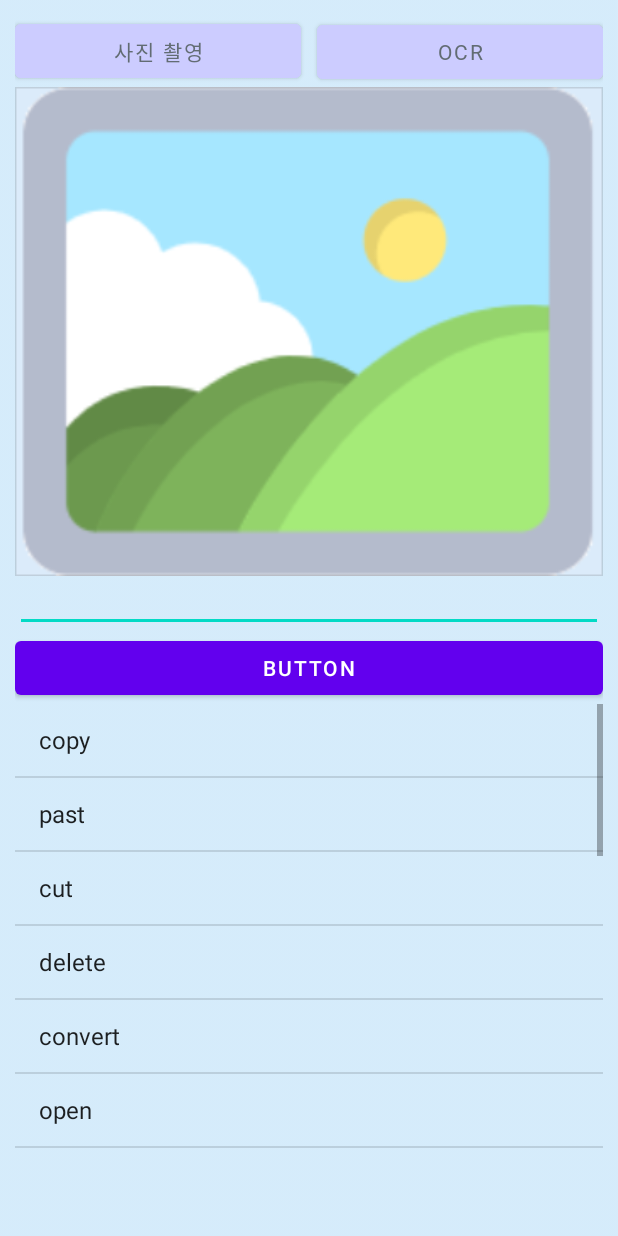
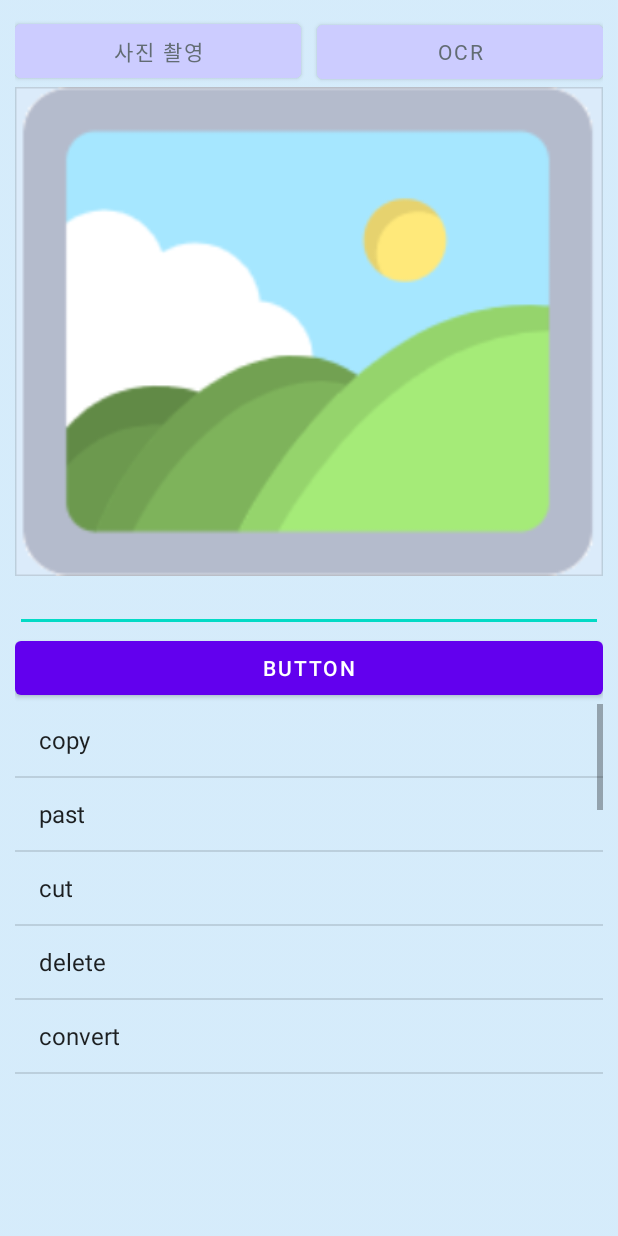
Before and after one commit to crossfit123123/aerocross, an Android app: the Camera screen opened directly, with no data from a screen before it, on a phone screen of 412 x 824 dp. Run offline under Robolectric (Android 15) with nearby library versions, the phone set to English and light mode, and no system bars; our stand-ins replace Firebase (no records; nobody signed in at launch, a user with empty details on screens opened directly); libraries missing offline, so code that uses them is left out: com.google.mlkit.vision; 1 statement that could not run was skipped.

Commit message:
error correction
error correction

```diff
--- a/myapplication/app/build.gradle
+++ b/myapplication/app/build.gradle
@@ -63,6 +63,7 @@ dependencies {
     implementation 'com.google.firebase:firebase-auth'
 
 //    implementation 'com.google.firebase:firebase-database:20.0.4'
+
 }
 
 tasks.register("prepareKotlinBuildScriptModel"){}
--- a/myapplication/app/src/main/java/com/example/myapplication/Camera.java
+++ b/myapplication/app/src/main/java/com/example/myapplication/Camera.java
@@ -162,7 +162,7 @@ public class Camera extends AppCompatActivity {
 //                            Thread mythread = new Thread(new Runnable() {
 //                                @Override
 //                                public void run() {
-                                    correctionData(recognizedText);  //주석 해제하면 nutri 관련 메소드 구동
+                            correctionData(recognizedText);  //주석 해제하면 nutri 관련 메소드 구동
 //
 //                                }
 //                            });
--- a/myapplication/app/src/main/java/com/example/myapplication/Data_product.java
+++ b/myapplication/app/src/main/java/com/example/myapplication/Data_product.java
@@ -8,11 +8,7 @@ public class Data_product {
     private int Productcalbo;
     private int Productprotein;
     private int Productfat;
-    private String Productname;
     public Data_product(){}
-
-    public String getProductname(){ return Productname; }
-    public void setProductname(String Productname){this.Productname=Productname;}
 
     public Integer getProductcalorie(){
         return Productcalorie;
--- a/myapplication/app/src/main/java/com/example/myapplication/startactivity.java
+++ b/myapplication/app/src/main/java/com/example/myapplication/startactivity.java
@@ -1,11 +1,11 @@
 package com.example.myapplication;
-
-import androidx.annotation.NonNull;
-import androidx.appcompat.app.AppCompatActivity;
 
 import android.content.Intent;
 import android.os.Bundle;
 import android.os.Handler;
+
+import androidx.annotation.NonNull;
+import androidx.appcompat.app.AppCompatActivity;
 
 import com.google.firebase.database.DataSnapshot;
 import com.google.firebase.database.DatabaseError;
--- a/myapplication/app/src/main/res/layout/activity_camera.xml
+++ b/myapplication/app/src/main/res/layout/activity_camera.xml
@@ -77,8 +77,8 @@
 
     <ListView
         android:id="@+id/listView"
-        android:layout_width="match_parent"
-        android:layout_height="300dp">
+        android:layout_width="wrap_content"
+        android:layout_height="250dp">
     </ListView>
 
 </LinearLayout>
```
